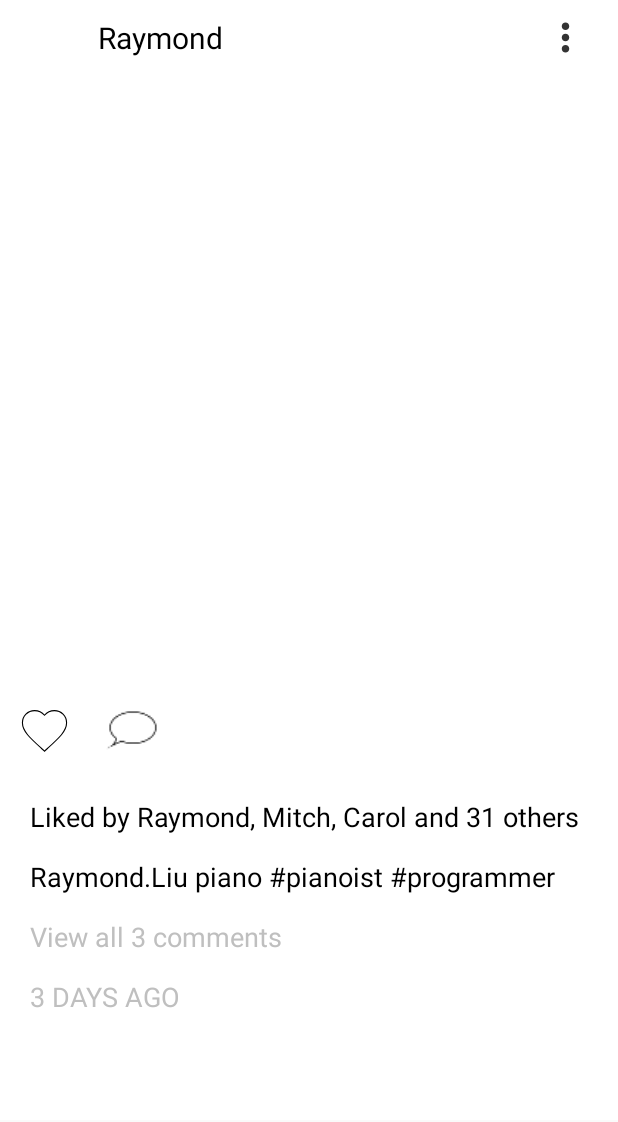
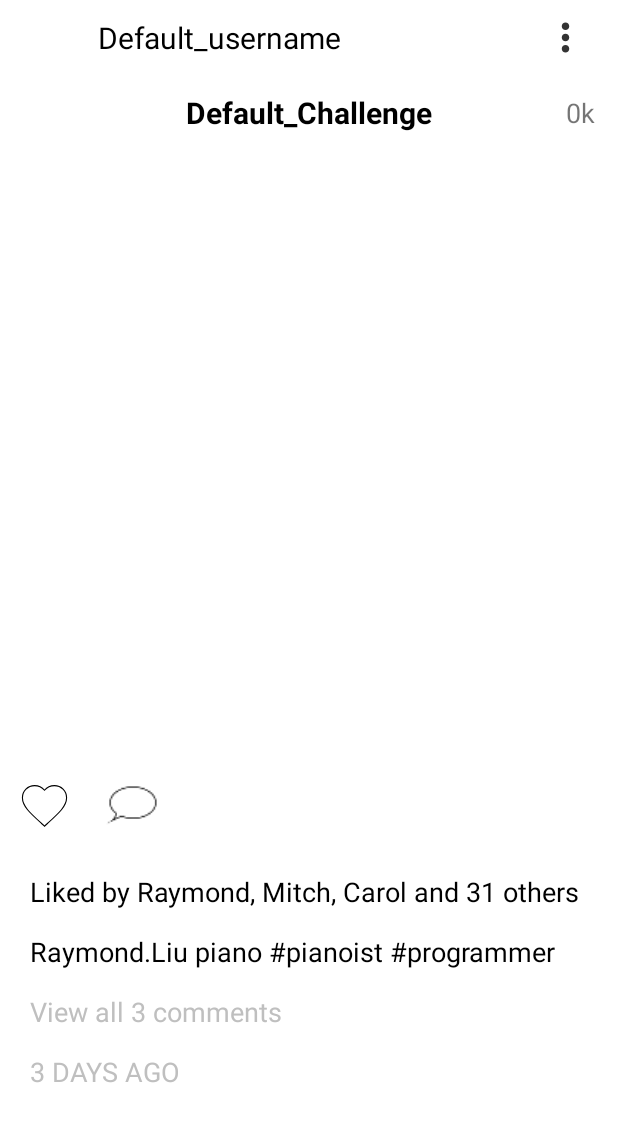
Before and after one commit to raymondliu0301/GloCha, an Android app: the layout layout_mainfeed_listitem.xml on its own in the app's theme, with its tools: preview values and no code run, on a phone screen of 412 x 824 dp. Shown: the top 1122 px of the screen. Run offline under Robolectric (Android 15) with nearby library versions, the phone set to English and light mode, and no system bars.

Commit message:
Version 1 built challenge bar and set up challenge name

```diff
--- a/app/src/main/java/com/example/glocha/Home/HomeFragment.java
+++ b/app/src/main/java/com/example/glocha/Home/HomeFragment.java
@@ -107,6 +107,7 @@ public class HomeFragment extends Fragment {
                         Photo photo = new Photo();
                         Map<String, Object> objectMap = (HashMap<String, Object>) singleSnapshot.getValue();
 
+                        photo.setChallenge_name(objectMap.get(getString(R.string.field_challenge)).toString());
                         photo.setCaption(objectMap.get(getString(R.string.field_caption)).toString());
                         photo.setTags(objectMap.get(getString(R.string.field_tags)).toString());
                         photo.setPhoto_id(objectMap.get(getString(R.string.field_photo_id)).toString());
--- a/app/src/main/java/com/example/glocha/Profile/AccountSettingActivity.java
+++ b/app/src/main/java/com/example/glocha/Profile/AccountSettingActivity.java
@@ -81,12 +81,12 @@ public class AccountSettingActivity extends AppCompatActivity {
                 if (intent.hasExtra(getString(R.string.selected_image))) {
                     //set the new profile picture
                     FirebaseMethods firebaseMethods = new FirebaseMethods(AccountSettingActivity.this);
-                    firebaseMethods.uploadNewPhoto(getString(R.string.profile_photo), null, 0,
+                    firebaseMethods.uploadNewPhoto(getString(R.string.profile_photo), null, null, 0,
                             intent.getStringExtra(getString(R.string.selected_image)), null);
                 } else if (intent.hasExtra(getString(R.string.selected_bitmap))) {
                     //set the new profile picture
                     FirebaseMethods firebaseMethods = new FirebaseMethods(AccountSettingActivity.this);
-                    firebaseMethods.uploadNewPhoto(getString(R.string.profile_photo), null, 0,
+                    firebaseMethods.uploadNewPhoto(getString(R.string.profile_photo), null, null, 0,
                             null, (Bitmap) intent.getParcelableExtra(getString(R.string.selected_bitmap)));
                 }
             }
--- a/app/src/main/java/com/example/glocha/Utils/MainfeedListAdapter.java
+++ b/app/src/main/java/com/example/glocha/Utils/MainfeedListAdapter.java
@@ -70,7 +70,7 @@ public class MainfeedListAdapter extends ArrayAdapter<Photo> {
     static class ViewHolder{
         CircleImageView mprofileImage;
         String likesString;
-        TextView username, timeDelta, caption, likes, comments;
+        TextView username, timeDelta, caption, likes, comments, challenge;
         SquareImageView image;
         ImageView heartRed, heartWhite, comment;
 
@@ -101,6 +101,7 @@ public class MainfeedListAdapter extends ArrayAdapter<Photo> {
             holder.comment = (ImageView) convertView.findViewById(R.id.speech_bubble);
             holder.likes = (TextView) convertView.findViewById(R.id.image_likes);
             holder.comments = (TextView) convertView.findViewById(R.id.image_comments_link);
+            holder.challenge = (TextView) convertView.findViewById(R.id.challenge_name);
             holder.caption = (TextView) convertView.findViewById(R.id.image_caption);
             holder.timeDelta = (TextView) convertView.findViewById(R.id.image_time_posted);
             holder.mprofileImage = (CircleImageView) convertView.findViewById(R.id.profile_photo);
@@ -119,6 +120,9 @@ public class MainfeedListAdapter extends ArrayAdapter<Photo> {
 
         //get likes string
         getLikesString(holder);
+
+        //set the challenge name
+        holder.challenge.setText(getItem(position).getChallenge_name());
 
         //set the caption
         holder.caption.setText(getItem(position).getCaption());
--- a/app/src/main/res/layout/layout_mainfeed_listitem.xml
+++ b/app/src/main/res/layout/layout_mainfeed_listitem.xml
@@ -28,7 +28,7 @@
                 android:layout_width="wrap_content"
                 android:layout_height="wrap_content"
                 android:textSize="20sp"
-                android:text="Raymond"
+                android:text="Default_username"
                 android:layout_toEndOf="@+id/profile_photo"
                 android:layout_marginStart="10dp"
                 android:layout_marginEnd="20dp"
@@ -47,11 +47,22 @@
 
         </RelativeLayout>
 
+        <RelativeLayout
+            android:layout_width="match_parent"
+            android:layout_height="50dp"
+            android:id="@+id/relLayout_challenge"
+            android:layout_below="@id/relLayout1">
+
+            <include layout = "@layout/snippet_mainfeed_challengebar"/>
+
+        </RelativeLayout>
+
+
         <com.example.glocha.Utils.SquareImageView
             android:layout_width="match_parent"
             android:layout_height="wrap_content"
             android:id="@+id/post_image"
-            android:layout_below="@id/relLayout1"
+            android:layout_below="@id/relLayout_challenge"
             android:scaleType="centerCrop"/>
 
         <RelativeLayout
--- /dev/null
+++ b/app/src/main/res/layout/snippet_mainfeed_challengebar.xml
@@ -0,0 +1,33 @@
+<merge xmlns:android="http://schemas.android.com/apk/res/android"
+    >
+
+
+    <TextView
+        android:layout_width="wrap_content"
+        android:layout_height="wrap_content"
+        android:text="Default_Challenge"
+        android:layout_centerVertical="true"
+        android:layout_centerHorizontal="true"
+        android:textColor="@color/black"
+        android:layout_marginStart="20dp"
+        android:textSize="20sp"
+        android:textStyle="bold"
+        android:layout_marginEnd="50dp"
+        android:id="@+id/challenge_name"/>
+
+    <RelativeLayout
+        android:layout_width="50dp"
+        android:layout_height="match_parent"
+        android:layout_alignParentEnd="true">
+
+        <TextView
+            android:layout_width="wrap_content"
+            android:layout_height="wrap_content"
+            android:text="0k"
+            android:layout_centerHorizontal="true"
+            android:layout_centerVertical="true"
+            android:textSize="18sp"/>
+
+    </RelativeLayout>
+
+</merge>
--- a/app/src/main/res/values/strings.xml
+++ b/app/src/main/res/values/strings.xml
@@ -37,6 +37,7 @@
     <string name="field_tags">tags</string>
     <string name="field_image_path">image_path</string>
     <string name="field_comments">comments</string>
+    <string name="field_challenge">challenge_name</string>
 
     <!-- photo types -->
     <string name="new_photo">new_photo</string>
```
Also changed, not shown: app/src/main/java/com/example/glocha/Share/NextActivity.java (+5 -2 lines), app/src/main/java/com/example/glocha/Utils/FirebaseMethods.java (+4 -5 lines), app/src/main/java/com/example/glocha/models/Photo.java (+16 -7 lines), app/src/main/res/layout/activity_next.xml (+12 -1 lines), app/src/main/res/layout/snippet_next_challengebar.xml (added, +18 -0 lines).
